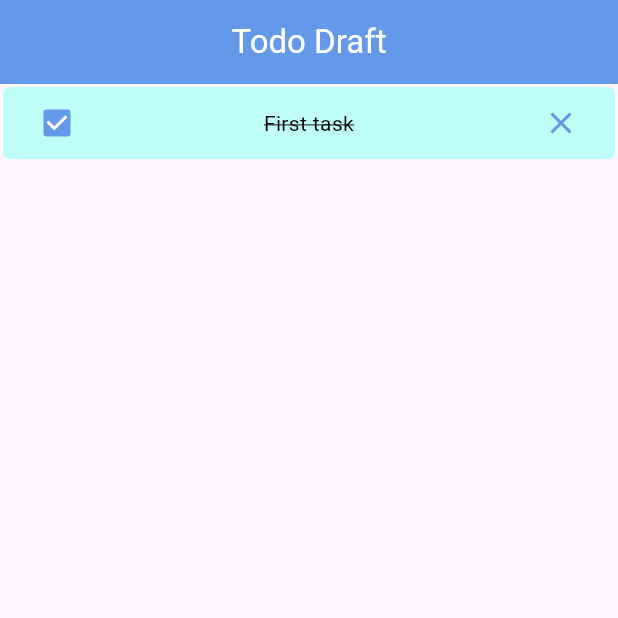
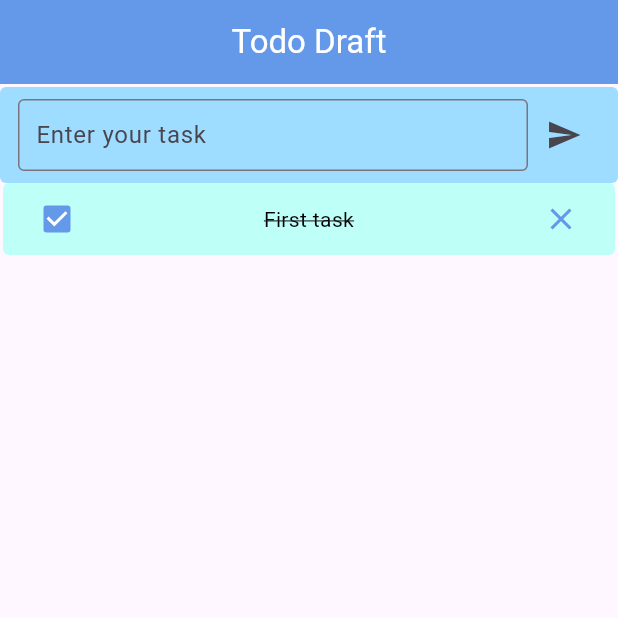
Before and after one commit to Malhesidek/ToDo-Draft, a Flutter app: the screen it shows after launch, on a phone screen of 412 x 824 dp, the top half of it. Run offline on Flutter 3.47's test engine with Material 3 defaults, Android fonts, the phone set to English and light mode, and no system bars; our stand-ins replace bloc, equatable.

Commit message:
Added TextField without logic

```diff
--- /dev/null
+++ b/lib/business_logic/task_list_bloc/bloc/task_list_bloc.dart
@@ -0,0 +1,13 @@
+import 'package:bloc/bloc.dart';
+import 'package:equatable/equatable.dart';
+
+part 'task_list_event.dart';
+part 'task_list_state.dart';
+
+class TaskListBloc extends Bloc<TaskListEvent, TaskListState> {
+  TaskListBloc() : super(TaskListInitial()) {
+    on<TaskListEvent>((event, emit) {
+      // TODO: implement event handler
+    });
+  }
+}
--- a/lib/main.dart
+++ b/lib/main.dart
@@ -3,6 +3,7 @@
 import 'package:flutter/material.dart';
 import 'package:todo_draft/constants.dart';
 import 'package:todo_draft/data/models/task.dart';
+import 'package:todo_draft/presentation/widgets/task_field_widget.dart';
 import 'package:todo_draft/presentation/widgets/task_widget.dart';
 
 void main() {
@@ -47,6 +48,7 @@ class _MainPageState extends State<MainPage> {
         margin: EdgeInsets.symmetric(vertical: 2),
         child: Column(
           children: [
+            TaskFieldWidget(),
             TaskWidget(task: Task(name: "First task", isActive: true),),
           ],
         ),
--- /dev/null
+++ b/lib/presentation/widgets/task_field_widget.dart
@@ -0,0 +1,33 @@
+// ignore_for_file: prefer_const_constructors
+
+import 'package:flutter/material.dart';
+import 'package:todo_draft/constants.dart';
+
+class TaskFieldWidget extends StatefulWidget {
+  const TaskFieldWidget({super.key});
+
+  @override
+  State<TaskFieldWidget> createState() => _TaskFieldWidgetState();
+}
+
+class _TaskFieldWidgetState extends State<TaskFieldWidget> {
+  @override
+  Widget build(BuildContext context) {
+    return Container(
+      decoration: BoxDecoration(
+          borderRadius: BorderRadius.all(Radius.circular(4)),
+          color: kColorBlue2),
+      padding: EdgeInsets.symmetric(horizontal: 12, vertical: 8),
+      child: Row(
+        children: [
+          Expanded(
+              child: TextField(
+
+            decoration: InputDecoration(border: OutlineInputBorder(), hintText: "Enter your task", contentPadding: EdgeInsets.all(8)),
+          )),
+          IconButton(onPressed: () {}, icon: Icon(Icons.send))
+        ],
+      ),
+    );
+  }
+}
```
Also changed, not shown: lib/business_logic/task_list_bloc/bloc/task_list_event.dart (added, +8 -0 lines), lib/business_logic/task_list_bloc/bloc/task_list_state.dart (added, +10 -0 lines).
